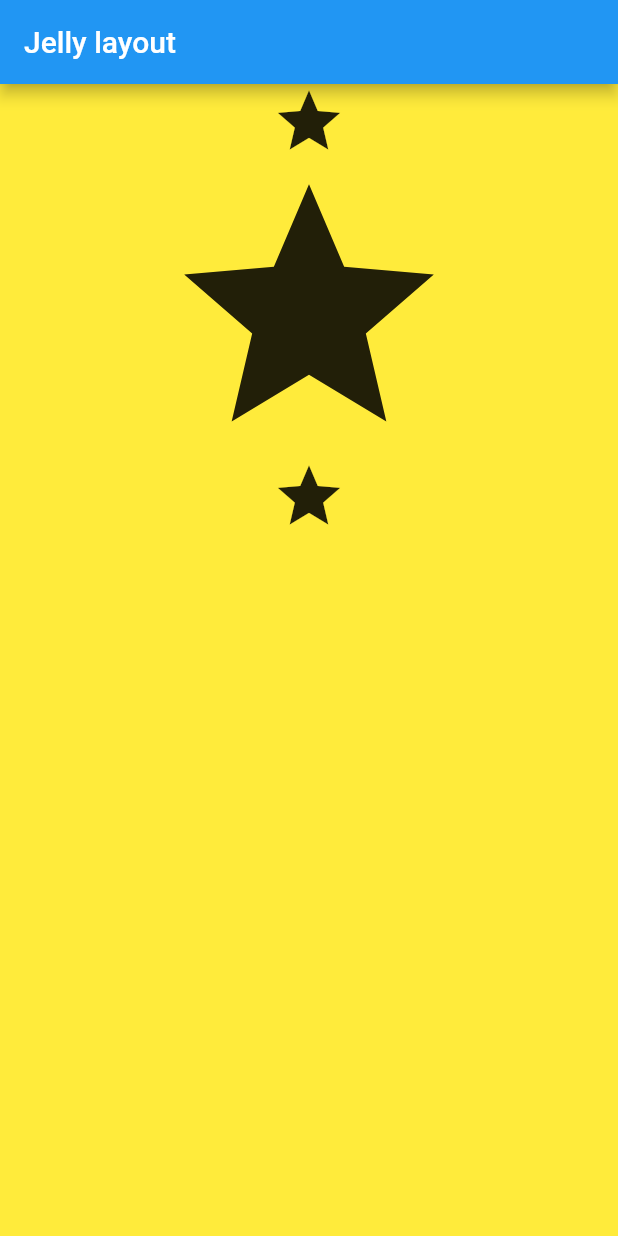
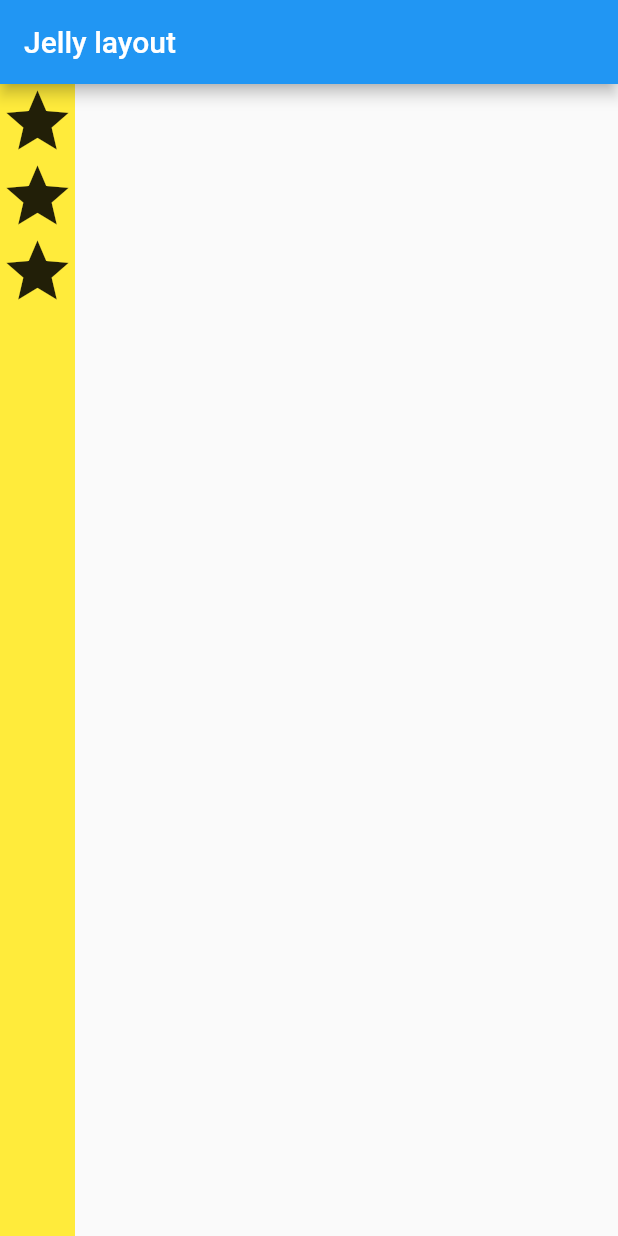
Before and after one commit to after-six/jelly-layout, a Flutter app: the screen it shows after launch, on a phone screen of 412 x 824 dp. Run offline on Flutter 3.47's test engine with Material 2 defaults, Android fonts, the phone set to English and light mode, and no system bars.

Commit message:
MainAxisSize max

```diff
--- a/lib/main.dart
+++ b/lib/main.dart
@@ -19,10 +19,10 @@ class MyApp extends StatelessWidget {
         body: Container(
           color: Colors.yellow,
           child: Column(
-            crossAxisAlignment: CrossAxisAlignment.stretch,
+            mainAxisSize: MainAxisSize.max,
             children: <Widget>[
               Icon(Icons.star, size: 50),
-              Icon(Icons.star, size: 200),
+              Icon(Icons.star, size: 50),
               Icon(Icons.star, size: 50),
             ],
           ),
```
